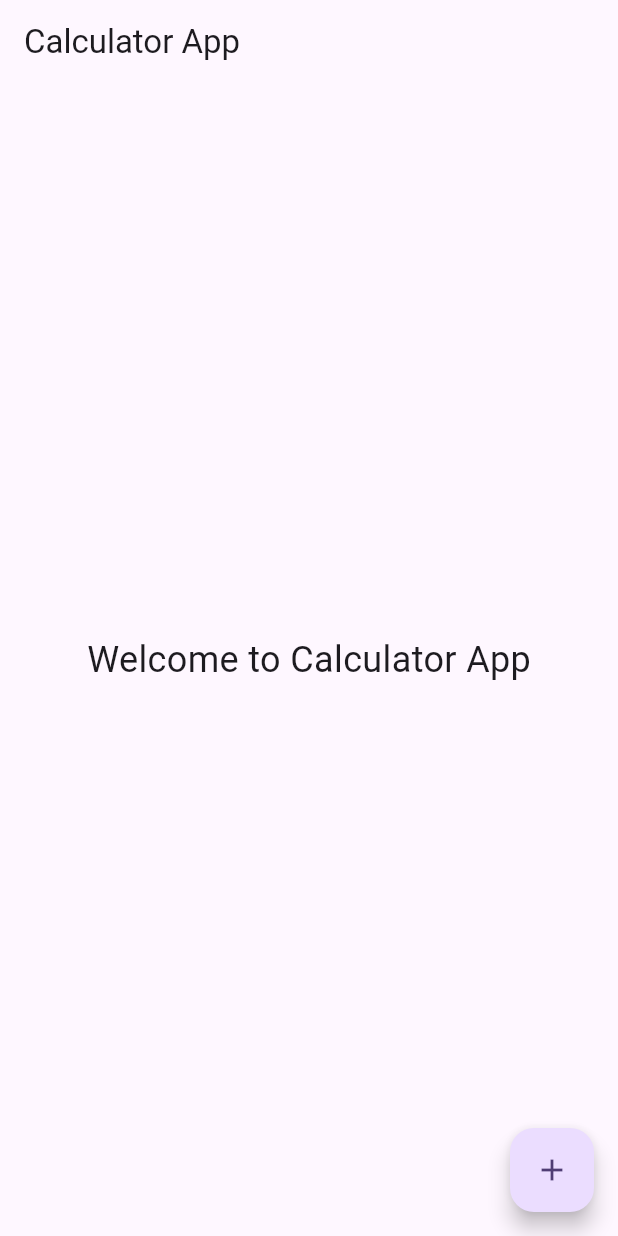
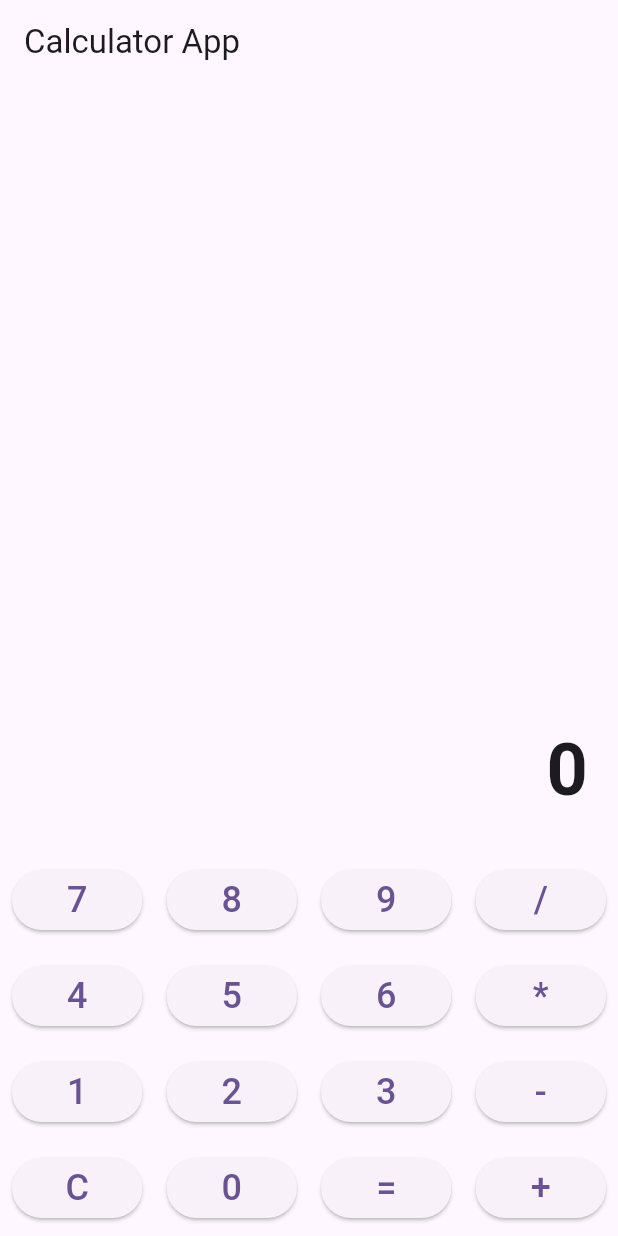
Before and after one commit to Krish-Kalyani/calculatorapp_application, a Flutter app: the screen it shows after launch, on a phone screen of 412 x 824 dp. Run offline on Flutter 3.47's test engine with Material 3 defaults, Android fonts, the phone set to English and light mode, and no system bars.

Commit message:
Fourth Commit To Add Buttons For Numbers With Rows and Display Area

```diff
--- a/lib/main.dart
+++ b/lib/main.dart
@@ -105,24 +105,74 @@ class _MyHomePageState extends State<MyHomePage> {
     _operator = '';
   }
 
+  Widget _buildButton(String value) {
+    return Expanded(
+      child: Padding(
+        padding: const EdgeInsets.all(8.0),
+        child: ElevatedButton(
+          onPressed: () => _buttonPressed(value),
+          child: Text(
+            value,
+            style: const TextStyle(fontSize: 24.0),
+          ),
+        ),
+      ),
+    );
+  }
+
   @override
   Widget build(BuildContext context) {
     return Scaffold(
       appBar: AppBar(
         title: Text(widget.title),
       ),
-      body: const Center(
-        child: Text(
-          'Welcome to Calculator App',
-          style: TextStyle(fontSize: 24),
-        ),
-      ),
-      floatingActionButton: FloatingActionButton(
-        onPressed: () {
-          // Add action for the button
-        },
-        tooltip: 'Increment',
-        child: const Icon(Icons.add),
+      body: Column(
+        mainAxisAlignment: MainAxisAlignment.end,
+        children: <Widget>[
+          Expanded(
+            child: Container(
+              alignment: Alignment.bottomRight,
+              padding: const EdgeInsets.all(20.0),
+              child: Text(
+                _displayText,
+                style: const TextStyle(
+                    fontSize: 48.0, fontWeight: FontWeight.bold),
+              ),
+            ),
+          ),
+          Row(
+            children: <Widget>[
+              _buildButton('7'),
+              _buildButton('8'),
+              _buildButton('9'),
+              _buildButton('/')
+            ],
+          ),
+          Row(
+            children: <Widget>[
+              _buildButton('4'),
+              _buildButton('5'),
+              _buildButton('6'),
+              _buildButton('*')
+            ],
+          ),
+          Row(
+            children: <Widget>[
+              _buildButton('1'),
+              _buildButton('2'),
+              _buildButton('3'),
+              _buildButton('-')
+            ],
+          ),
+          Row(
+            children: <Widget>[
+              _buildButton('C'),
+              _buildButton('0'),
+              _buildButton('='),
+              _buildButton('+')
+            ],
+          ),
+        ],
       ),
     );
   }
```
